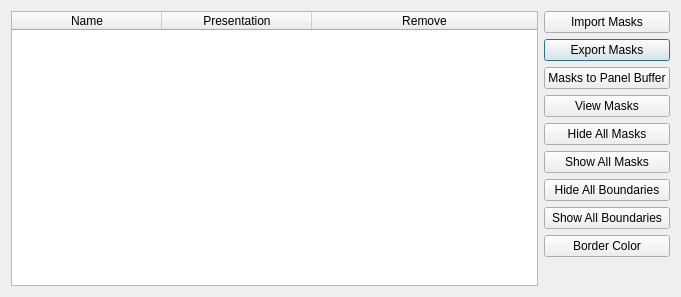
HEXRD/hexrdgui, file hexrdgui/resources/ui/mask_manager_dialog.ui: the form before one commit.
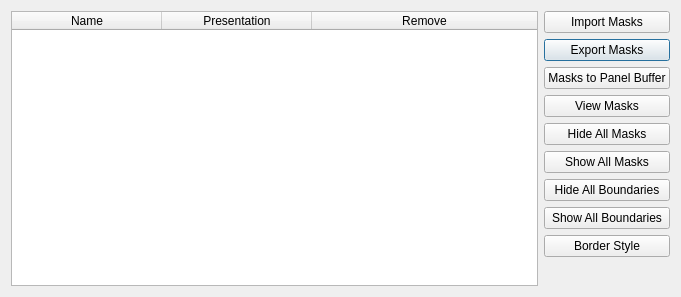
The form after the commit.

Commit message: Allow changing line style and width for mask borders

Patch:
```diff
--- a/hexrdgui/resources/ui/mask_manager_dialog.ui
+++ b/hexrdgui/resources/ui/mask_manager_dialog.ui
@@ -138,7 +138,7 @@
    <item row="8" column="1" colspan="2">
     <widget class="QPushButton" name="border_color">
      <property name="text">
-      <string>Border Color</string>
+      <string>Border Style</string>
      </property>
     </widget>
    </item>
```
Left out of the diff: 2 changed lines with no effect on the pictures. The commit also changes 5 other files.
